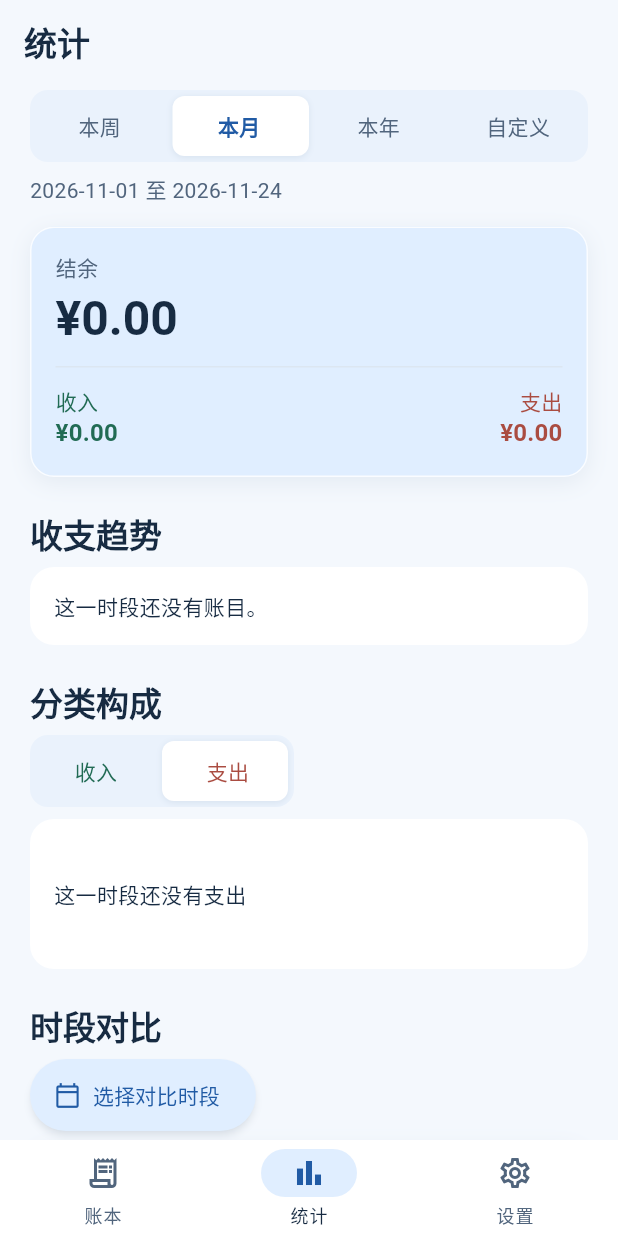
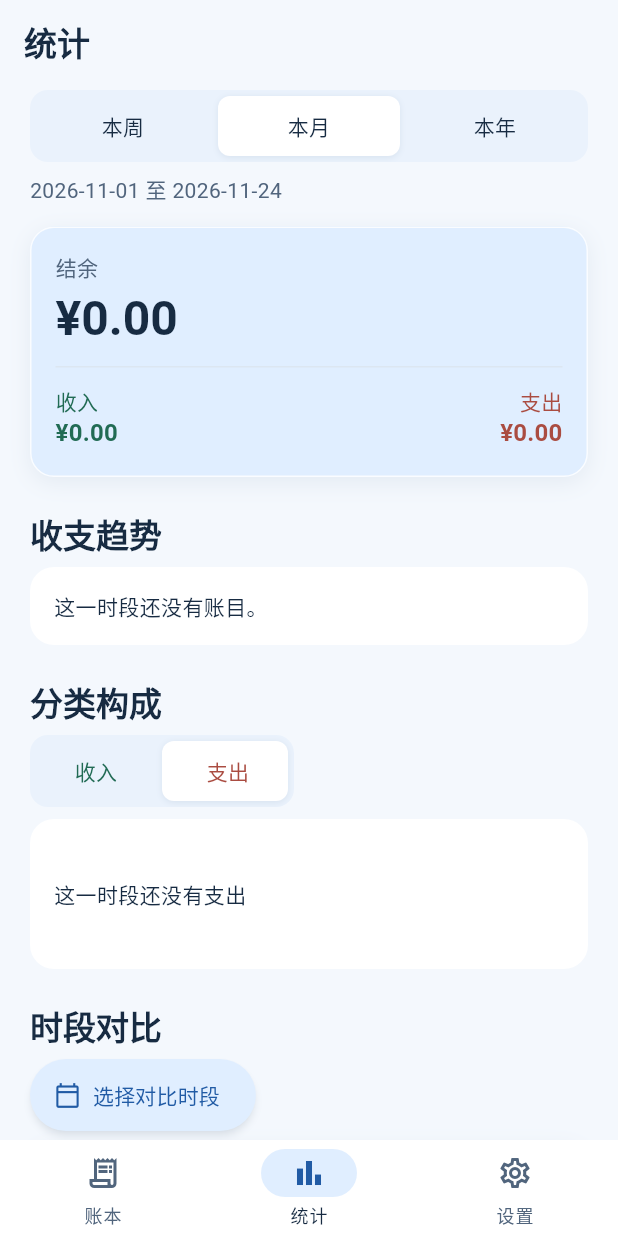
Before and after one commit to luoyu-0/money-tracker, a Flutter app: the screen it shows after launch, swiped to page 2, on a phone screen of 412 x 824 dp. Run offline on Flutter 3.47's test engine with Material 3 defaults, Android fonts, the phone set to English and light mode, and no system bars; our stand-ins replace file_picker, fl_chart, flutter_secure_storage, sqflite; accounts and stored records are empty.

Commit message:
fix: 统一滑钮反馈并精简统计筛选

```diff
--- a/lib/analysis_screen.dart
+++ b/lib/analysis_screen.dart
@@ -325,7 +325,7 @@ class _MonthButton extends StatelessWidget {
           padding: EdgeInsets.zero,
           shape: const CircleBorder(),
           foregroundColor: selected ? accent : ink,
-          backgroundColor: selected ? blueTint : controlTrack,
+          backgroundColor: selected ? selectedTint : controlTrack,
           disabledBackgroundColor: Colors.transparent,
           tapTargetSize: MaterialTapTargetSize.shrinkWrap,
         ),
--- a/lib/ledger.dart
+++ b/lib/ledger.dart
@@ -128,14 +128,12 @@ class Period {
 
   String get label => '${dayKey(start)} 至 ${dayKey(end)}';
   bool contains(DateTime date) => !date.isBefore(start) && !date.isAfter(end);
-  Period get preceding => Period(day(start, -length), day(start, -1));
 }
 
 enum PeriodKind {
   week('本周'),
   month('本月'),
-  year('本年'),
-  custom('自定义');
+  year('本年');
 
   const PeriodKind(this.label);
   final String label;
@@ -158,7 +156,6 @@ enum PeriodKind {
         DateTime(today.year - 1),
         DateTime(today.year, 1, 0),
       ),
-      custom => throw StateError('自定义范围需要指定日期'),
     };
     final current = Period(start, today);
     final matchingEnd = day(previous, current.length - 1);
--- a/lib/statistics_screen.dart
+++ b/lib/statistics_screen.dart
@@ -24,16 +24,13 @@ class StatisticsScreen extends StatefulWidget {
 
 class _StatisticsScreenState extends State<StatisticsScreen> {
   PeriodKind kind = PeriodKind.month;
-  Period? custom;
   Period? comparison;
   EntryKind breakdown = EntryKind.expense;
   late (Period, Period) ranges = computeRanges();
   late Future<(Period, Period, List<Entry>, List<Entry>)> query = load();
 
   (Period, Period) computeRanges() {
-    final (current, prior) = kind == PeriodKind.custom
-        ? (custom!, custom!.preceding)
-        : kind.ranges(DateTime.now());
+    final (current, prior) = kind.ranges(DateTime.now());
     return (current, comparison ?? prior);
   }
 
@@ -57,14 +54,10 @@ class _StatisticsScreenState extends State<StatisticsScreen> {
     if (oldWidget.revision != widget.revision) refresh();
   }
 
-  Future<void> select(PeriodKind next) async {
-    final selected = next == PeriodKind.custom
-        ? await choosePeriod(context, custom ?? ranges.$1)
-        : null;
-    if (!mounted || (next == PeriodKind.custom && selected == null)) return;
+  void select(PeriodKind next) {
+    if (next == kind) return;
     setState(() {
       kind = next;
-      custom = selected ?? custom;
       comparison = null;
       refresh();
     });
@@ -123,6 +116,7 @@ class _StatisticsScreenState extends State<StatisticsScreen> {
                 else
                   PaperPanel(
                     child: _Trend(
+                      key: ValueKey((current.start, current.end)),
                       entries: entries,
                       totals: total,
                       period: current,
@@ -346,6 +340,7 @@ class _MonthlyChange extends StatelessWidget {
 
 class _Trend extends StatelessWidget {
   const _Trend({
+    super.key,
     required this.entries,
     required this.totals,
     required this.period,
--- a/lib/ui.dart
+++ b/lib/ui.dart
@@ -8,6 +8,7 @@ const ink = Color(0xFF172B42);
 const mutedInk = Color(0xFF51657D);
 const accent = Color(0xFF215BA5);
 const blueTint = Color(0xFFE0EEFF);
+const selectedTint = Color(0xFFC3DAF8);
 const controlTrack = Color(0xFFEAF2FC);
 const incomeColor = Color(0xFF216B54);
 const expenseColor = Color(0xFFAA4C41);
@@ -288,16 +289,12 @@ class SlidingSegments<T> extends StatelessWidget {
                     selected: value == selected,
                     child: InkWell(
                       onTap: onChanged == null ? null : () => onChanged!(value),
-                      splashFactory: isEntrySwitch
-                          ? NoSplash.splashFactory
-                          : null,
-                      overlayColor: isEntrySwitch
-                          ? WidgetStateProperty.resolveWith(
-                              (states) => states.contains(WidgetState.pressed)
-                                  ? Colors.transparent
-                                  : null,
-                            )
-                          : null,
+                      splashFactory: NoSplash.splashFactory,
+                      overlayColor: WidgetStateProperty.resolveWith(
+                        (states) => states.contains(WidgetState.pressed)
+                            ? Colors.transparent
+                            : null,
+                      ),
                       child: ConstrainedBox(
                         constraints: const BoxConstraints(minHeight: 48),
                         child: Padding(
@@ -314,14 +311,8 @@ class SlidingSegments<T> extends StatelessWidget {
                                     ? mutedInk
                                     : value is EntryKind
                                     ? value.color
-                                    : value == selected
-                                    ? accent
-                                    : mutedInk,
-                                fontWeight: isEntrySwitch
-                                    ? FontWeight.w500
-                                    : value == selected
-                                    ? FontWeight.w600
-                                    : FontWeight.w400,
+                                    : ink,
+                                fontWeight: FontWeight.w500,
                               ),
                             ),
                           ),
```
Also changed, not shown: lib/settings_screen.dart (+47 -15 lines), 5 other files.
